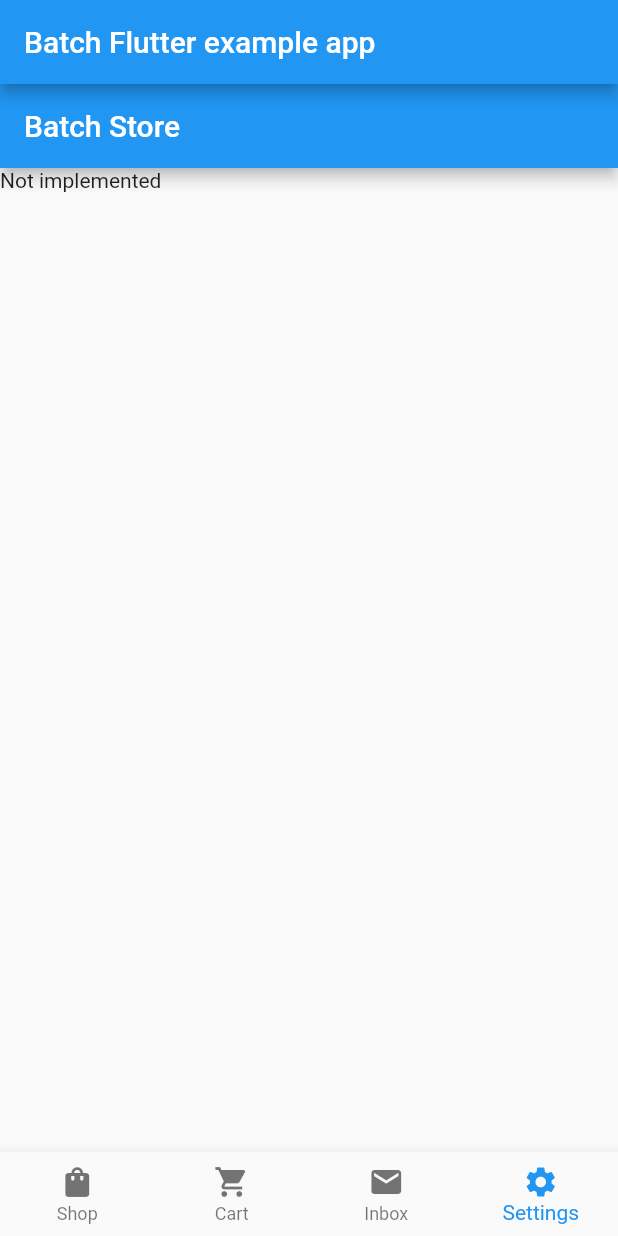
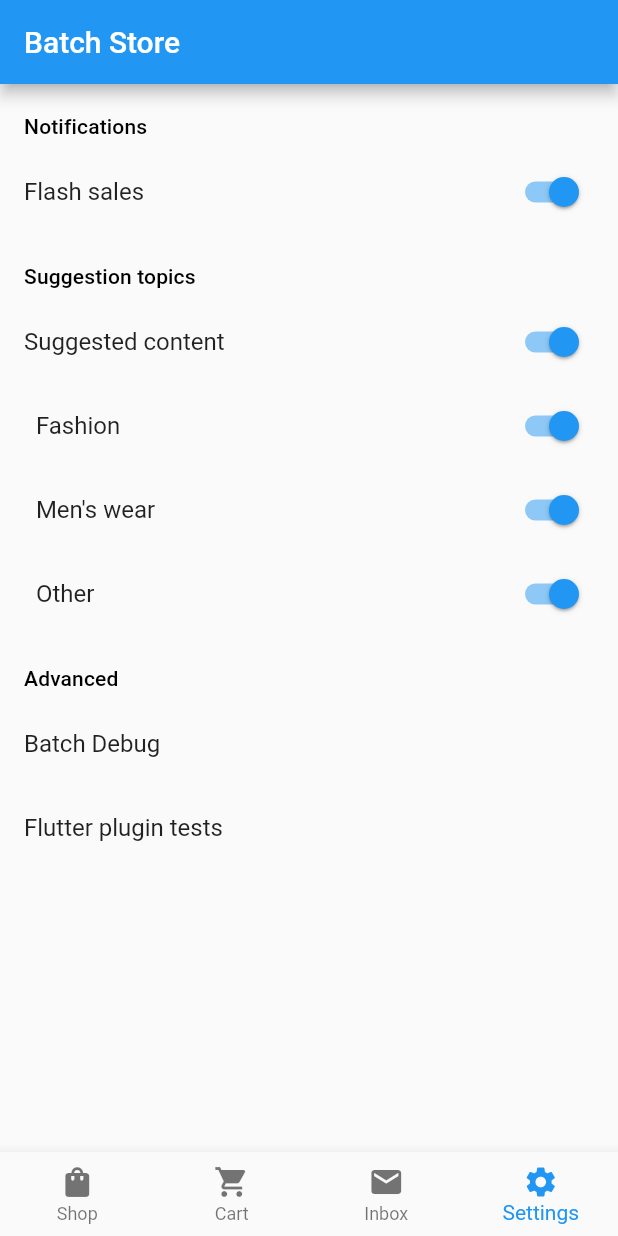
Before and after one commit to BatchLabs/Batch-Flutter-Plugin, a Flutter app: the screen it shows after launch, item 4 of the bottom bar chosen, on a phone screen of 412 x 824 dp. Run offline on Flutter 3.47's test engine with Material 2 defaults, Android fonts, the phone set to English and light mode, and no system bars.

Commit message:
sample: WIP settings page

```diff
--- a/example/lib/batch_store/root_tab_page.dart
+++ b/example/lib/batch_store/root_tab_page.dart
@@ -1,4 +1,5 @@
 import 'package:batch_flutter_example/batch_store/ui/cart/cart_tab.dart';
+import 'package:batch_flutter_example/batch_store/ui/settings/settings_tab.dart';
 import 'package:batch_flutter_example/batch_store/ui/shop/shop_tab.dart';
 import 'package:flutter/material.dart';
 import 'package:flutter/widgets.dart';
@@ -23,7 +24,7 @@ class _RootTabPageState extends State<RootTabPage> {
     ShopTab(),
     CartTab(),
     Text("Not implemented"),
-    Text("Not implemented"),
+    SettingsTab(),
   ];
 
   @override
--- /dev/null
+++ b/example/lib/batch_store/ui/settings/settings_tab.dart
@@ -0,0 +1,78 @@
+import 'package:batch_flutter/batch.dart';
+import 'package:batch_flutter_example/plugin_test_menu.dart';
+import 'package:flutter/material.dart';
+import 'package:flutter/widgets.dart';
+
+class SettingsTab extends StatelessWidget {
+  const SettingsTab({Key? key}) : super(key: key);
+
+  @override
+  Widget build(BuildContext context) {
+    return ListView(
+      children: [
+        makeListSeparator(context, "Notifications"),
+        SwitchListTile(
+          title: Text('Flash sales'),
+          value: true,
+          onChanged: (value) => {
+            // TODO Implement
+          },
+        ),
+        makeListSeparator(context, "Suggestion topics"),
+        SwitchListTile(
+          title: Text('Suggested content'),
+          value: true,
+          onChanged: (value) => {
+            // TODO Implement
+          },
+        ),
+        SwitchListTile(
+          title: Text('  Fashion'),
+          value: true,
+          onChanged: (value) => {
+            // TODO Implement
+          },
+        ),
+        SwitchListTile(
+          title: Text("  Men's wear"),
+          value: true,
+          onChanged: (value) => {
+            // TODO Implement
+          },
+        ),
+        SwitchListTile(
+          title: Text('  Other'),
+          value: true,
+          onChanged: (value) => {
+            // TODO Implement
+          },
+        ),
+        makeListSeparator(context, "Advanced"),
+        ListTile(
+          title: Text('Batch Debug'),
+          onTap: () => {Batch.instance.showDebugView()},
+        ),
+        ListTile(
+          title: Text('Flutter plugin tests'),
+          onTap: () => {_openPluginTests(context)},
+        ),
+      ],
+    );
+  }
+
+  Widget makeListSeparator(BuildContext context, String text) {
+    return Padding(
+        padding: EdgeInsets.fromLTRB(16, 20, 20, 8),
+        child: Text(
+          text,
+          style: Theme.of(context).textTheme.subtitle2,
+        ));
+  }
+
+  void _openPluginTests(BuildContext context) {
+    Navigator.push(
+      context,
+      MaterialPageRoute(builder: (context) => PluginTestMenu()),
+    );
+  }
+}
--- a/example/lib/main.dart
+++ b/example/lib/main.dart
@@ -37,12 +37,7 @@ class _BatchExampleAppState extends State<BatchExampleApp> {
   @override
   Widget build(BuildContext context) {
     return MaterialApp(
-      home: Scaffold(
-        appBar: AppBar(
-          title: const Text('Batch Flutter example app'),
-        ),
-        body: RootTabPage(),
-      ),
+      home: RootTabPage(),
     );
   }
 }
```
Also changed, not shown: example/lib/plugin_test_menu.dart (renamed from example/lib/main_menu.dart, +14 -17 lines).
